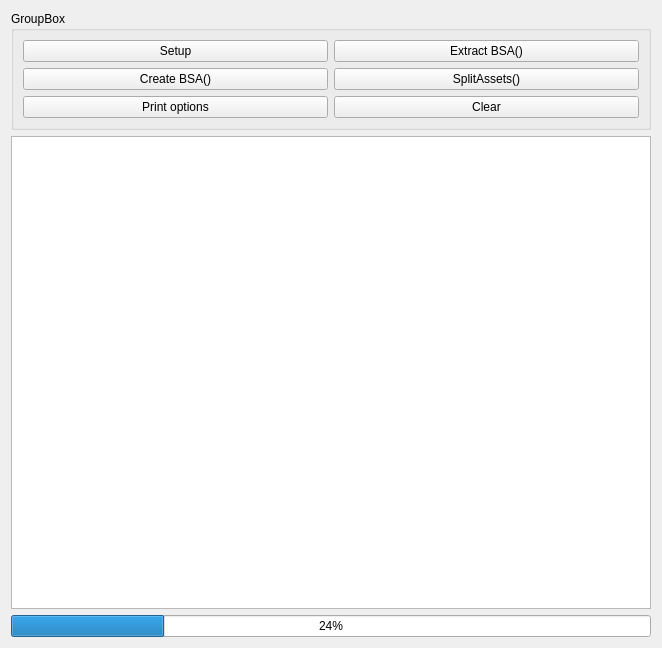
The window that devmodeui.ui (Guekka/cathedral-assets-optimizer) describes before a commit, drawn with Qt 5.
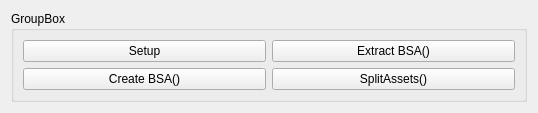
The same window after the commit.

Commit message: Removed GUI debug log. More return replaced by throw. Changed minimum texture size for BC7 compressing.

Patch:
```diff
--- a/devmodeui.ui
+++ b/devmodeui.ui
@@ -6,8 +6,8 @@
    <rect>
     <x>0</x>
     <y>0</y>
-    <width>662</width>
-    <height>648</height>
+    <width>538</width>
+    <height>107</height>
    </rect>
   </property>
   <property name="windowTitle">
@@ -20,13 +20,6 @@
       <string>GroupBox</string>
      </property>
      <layout class="QGridLayout" name="gridLayout">
-      <item row="5" column="0">
-       <widget class="QPushButton" name="PrintOptions">
-        <property name="text">
-         <string>Print options</string>
-        </property>
-       </widget>
-      </item>
       <item row="3" column="0">
        <widget class="QPushButton" name="CreateBSA">
         <property name="text">
@@ -34,27 +27,6 @@
         </property>
        </widget>
       </item>
-      <item row="0" column="0">
-       <widget class="QPushButton" name="Setup">
-        <property name="text">
-         <string>Setup</string>
-        </property>
-       </widget>
-      </item>
-      <item row="5" column="1">
-       <widget class="QPushButton" name="ClearLog">
-        <property name="text">
-         <string>Clear</string>
-        </property>
-       </widget>
-      </item>
-      <item row="0" column="1">
-       <widget class="QPushButton" name="ExtractBSA">
-        <property name="text">
-         <string>Extract BSA()</string>
-        </property>
-       </widget>
-      </item>
       <item row="3" column="1">
        <widget class="QPushButton" name="MoveAssets">
         <property name="text">
@@ -62,19 +34,23 @@
         </property>
        </widget>
       </item>
+      <item row="0" column="1">
+       <widget class="QPushButton" name="ExtractBSA">
+        <property name="text">
+         <string>Extract BSA()</string>
+        </property>
+       </widget>
+      </item>
+      <item row="0" column="0">
+       <widget class="QPushButton" name="Setup">
+        <property name="text">
+         <string>Setup</string>
+        </property>
+       </widget>
+      </item>
      </layout>
     </widget>
    </item>
-   <item>
-    <widget class="QTextEdit" name="log"/>
-   </item>
-   <item>
-    <widget class="QProgressBar" name="progressBar">
-     <property name="value">
-      <number>24</number>
-     </property>
-    </widget>
-   </item>
   </layout>
  </widget>
  <resources/>
```
The commit also changes 2 other files.
